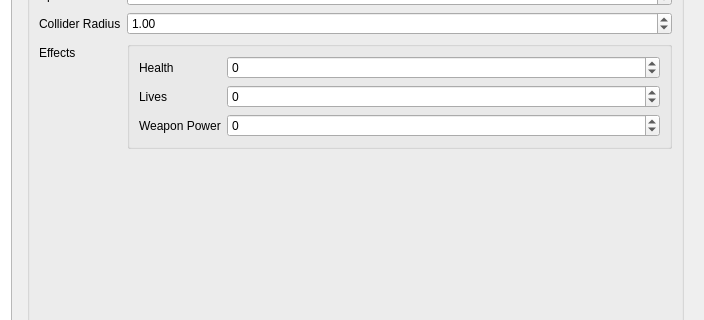
First picture: the form in tools/def_editor/ui/collectables.ui, repository aleios/SpaceProjectDreamcast, before the edit; both pictures show x 255 to 959 and y 165 to 485 of the 959 by 666 pixel window.
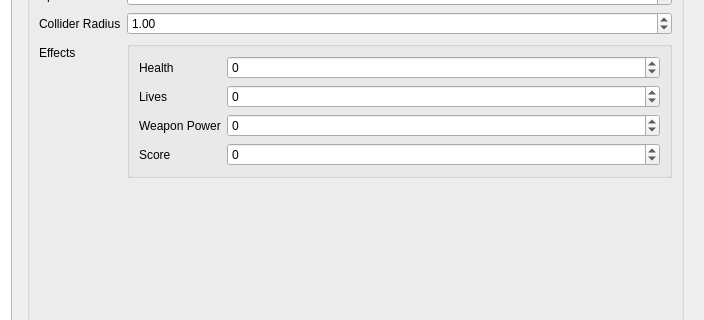
Second picture: the form after the edit.

Commit message: feat: Primitive score setting for enemies and collectables. chore: Remove incremental score fix: Add in collision radius for enemies.

Patch:
```diff
--- a/tools/def_editor/ui/collectables.ui
+++ b/tools/def_editor/ui/collectables.ui
@@ -135,6 +135,23 @@
                </property>
               </widget>
              </item>
+             <item row="3" column="0">
+              <widget class="QLabel" name="label_12">
+               <property name="text">
+                <string>Score</string>
+               </property>
+              </widget>
+             </item>
+             <item row="3" column="1">
+              <widget class="QSpinBox" name="sbScore">
+               <property name="minimum">
+                <number>-10000</number>
+               </property>
+               <property name="maximum">
+                <number>10000</number>
+               </property>
+              </widget>
+             </item>
             </layout>
            </widget>
           </item>
```
The commit also changes 25 other files.
